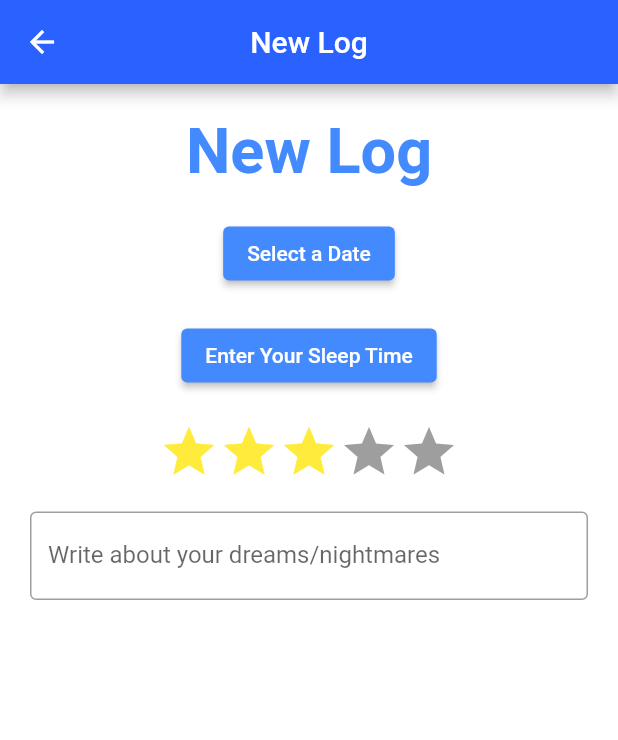
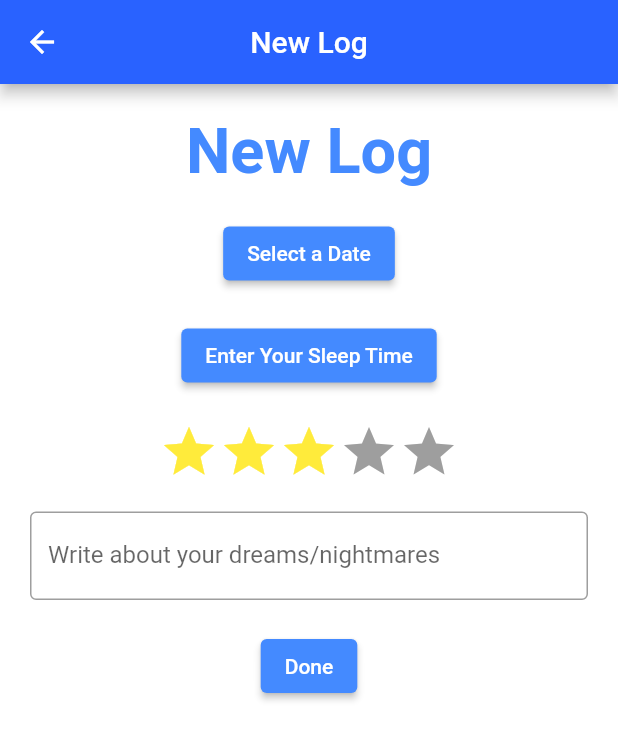
Before and after one commit to Snail51/SweetDreams, a Flutter app: the CreateLogPage screen opened directly with empty values, on a phone screen of 412 x 824 dp. Shown: the top 740 px of the screen. Run offline on Flutter 3.47's test engine with Material 2 defaults, Android fonts, the phone set to English and light mode, and no system bars; drawn by our look-alikes of flutter_rating_bar; missing offline and left inert: time_range_picker.

```diff
--- a/lib/dreams/views/create_log.dart
+++ b/lib/dreams/views/create_log.dart
@@ -19,14 +19,11 @@ class _CreateLogPageState extends State<CreateLogPage>  {
     super.initState();
   }
 
-  DateTime timeConv(TimeOfDay time, DateTime date)
-  {
-    DateTime first;
+  double rating = 0;
+  var myController = TextEditingController();
+  DateTime selectedDate = DateTime.now();
+  TimeRange selectedTime = TimeRange(startTime: TimeOfDay.now(), endTime: TimeOfDay.now());
 
-  }
-
-  var _rating = 0.0;
-  DateTime selectedDate = DateTime.now();
 
 
   @override
@@ -43,6 +40,14 @@ class _CreateLogPageState extends State<CreateLogPage>  {
         setState(() {
           selectedDate = picked;
         });
+    }
+
+    _createLog(DateTime selectedDate, TimeRange selectedTime, double rating, var myController) async  {
+      String tempString = myController.text;
+      DateTime sleep = DateTime(selectedDate.year, selectedDate.month, selectedDate.day, selectedTime.startTime.hour, selectedTime.startTime.minute);
+      DateTime wake = DateTime(selectedDate.year, selectedDate.month, selectedDate.day, selectedTime.endTime.hour, selectedTime.endTime.minute);
+      widget.database.addEvent(sleep, wake: wake, quality: rating.toInt(), dream: myController.text);
+      Navigator.pop(context);
     }
 
     return Scaffold(
@@ -76,7 +81,9 @@ class _CreateLogPageState extends State<CreateLogPage>  {
                         primary: Colors.blueAccent
                     ),
                     child: Text('Enter Your Sleep Time'),
-                    onPressed: () => showTimeRangePicker(context: context)
+                    onPressed: () async  {
+                      selectedTime = await showTimeRangePicker(context: context);
+                }
                 ),
               ),
               Padding(
@@ -86,9 +93,9 @@ class _CreateLogPageState extends State<CreateLogPage>  {
                   maxRating: 5,
                   initialRating: 3,
                   allowHalfRating: false,
-                  onRatingUpdate: (rating)  {
+                  onRatingUpdate: (rate)  {
                     setState(() {
-                      _rating = rating;
+                      rating = rate;
                     });
                   },
                   ratingWidget: RatingWidget(
@@ -111,7 +118,18 @@ class _CreateLogPageState extends State<CreateLogPage>  {
                         border: OutlineInputBorder(),
                         labelText: 'Write about your dreams/nightmares'
                     ),
+                    controller: myController,
                   )
+              ),
+              Padding(
+                padding:EdgeInsets.only(top: 20.0, left: 20.0, right: 20.0,),
+                child: ElevatedButton(
+                    style: ElevatedButton.styleFrom(
+                        primary: Colors.blueAccent
+                    ),
+                    child: Text('Done'),
+                    onPressed: () => _createLog(selectedDate, selectedTime, rating, myController)
+                ),
               ),
             ],
           )
```
